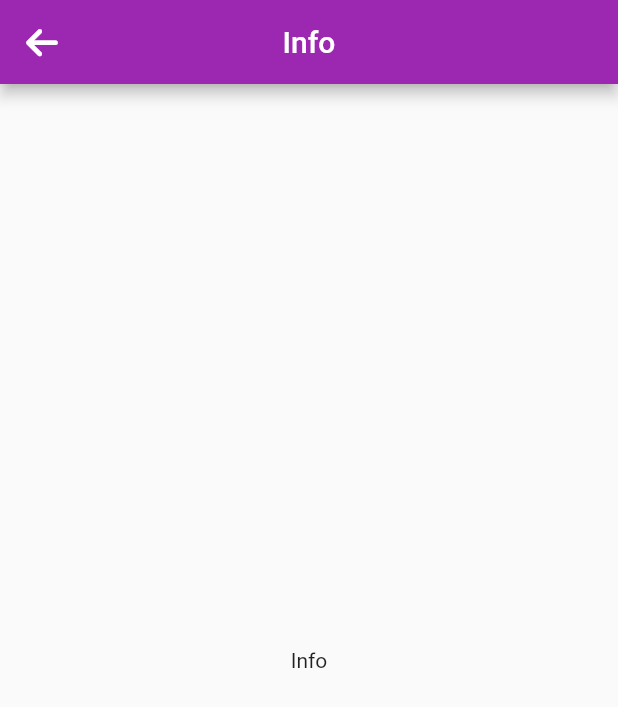
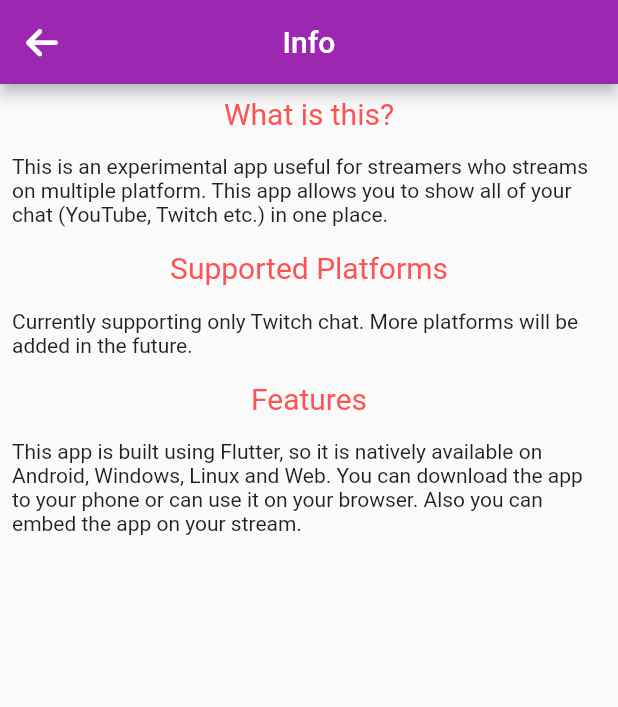
Before and after one commit to unifiedchat/mobile, a Flutter app: the InfoPage screen opened by its route, on a phone screen of 412 x 824 dp. Shown: the top 707 px of the screen. Run offline on Flutter 3.47's test engine with Material 2 defaults, Android fonts, the phone set to English and light mode, and no system bars; our stand-ins replace font_awesome_flutter; missing offline and left inert: tmi_dart, window_size.

Commit message:
🚧 Messing with info page

```diff
--- a/lib/pages/home.dart
+++ b/lib/pages/home.dart
@@ -2,6 +2,7 @@ import "package:flutter/material.dart";
 import "package:font_awesome_flutter/font_awesome_flutter.dart";
 import "package:multi_stream_chat/notifiers/messages_notifier.dart";
 import "package:multi_stream_chat/notifiers/scroll_notifier.dart";
+import 'package:multi_stream_chat/notifiers/twitch_notifier.dart';
 import "package:provider/provider.dart";
 
 class MessageContainer extends StatefulWidget {
@@ -29,16 +30,26 @@ class MyHomePage extends StatelessWidget {
 class _MessageContainerState extends State<MessageContainer> {
   final ScrollController _scrollController = ScrollController();
 
+  // TODO: initialize twitch client.
+
   @override
   Widget build(BuildContext context) {
     ScrollNotifier scrollNotifier =
         Provider.of<ScrollNotifier>(context, listen: true);
+    TwitchNotifier twitchNotifier =
+        Provider.of<TwitchNotifier>(context, listen: true);
 
-    if (scrollNotifier.needsScroll) {
-      WidgetsBinding.instance.addPostFrameCallback((_) => _scrollToEnd());
+    WidgetsBinding.instance.addPostFrameCallback((_) {
+      if (scrollNotifier.needsScroll) {
+        _scrollToEnd();
 
-      scrollNotifier.setScroll(false, false);
-    }
+        scrollNotifier.setScroll(false, false);
+      }
+
+      if (twitchNotifier.username.isNotEmpty) {
+        // TODO: check if client exists and connected else create new client.
+      }
+    });
 
     return Consumer<MessagesNotifier>(
       builder: (context, messagesNotifier, child) => Scaffold(
--- a/lib/pages/info.dart
+++ b/lib/pages/info.dart
@@ -2,6 +2,9 @@ import "package:flutter/material.dart";
 import "package:font_awesome_flutter/font_awesome_flutter.dart";
 
 class InfoPage extends StatelessWidget {
+  final _title = const TextStyle(fontSize: 20, color: Colors.redAccent);
+  final _padding = const EdgeInsets.all(8.0);
+
   const InfoPage({super.key});
 
   @override
@@ -16,8 +19,46 @@ class InfoPage extends StatelessWidget {
           onPressed: () => Navigator.of(context).pop(),
         ),
       ),
-      body: const Center(
-        child: Text("Info"),
+      body: Column(
+        crossAxisAlignment: CrossAxisAlignment.center,
+        children: [
+          Padding(
+            padding: _padding,
+            child: Text(
+              "What is this?",
+              style: _title,
+            ),
+          ),
+          Padding(
+            padding: _padding,
+            child: const Text(
+                "This is an experimental app useful for streamers who streams on multiple platform. This app allows you to show all of your chat (YouTube, Twitch etc.) in one place."),
+          ),
+          Padding(
+            padding: _padding,
+            child: Text(
+              "Supported Platforms",
+              style: _title,
+            ),
+          ),
+          Padding(
+            padding: _padding,
+            child: const Text(
+                "Currently supporting only Twitch chat. More platforms will be added in the future."),
+          ),
+          Padding(
+            padding: _padding,
+            child: Text(
+              "Features",
+              style: _title,
+            ),
+          ),
+          Padding(
+            padding: _padding,
+            child: const Text(
+                "This app is built using Flutter, so it is natively available on Android, Windows, Linux and Web. You can download the app to your phone or can use it on your browser. Also you can embed the app on your stream."),
+          ),
+        ],
       ),
     );
   }
```
